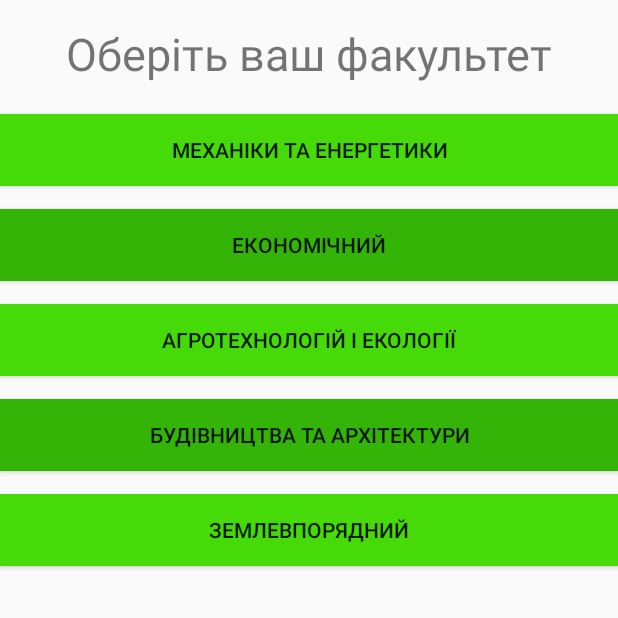
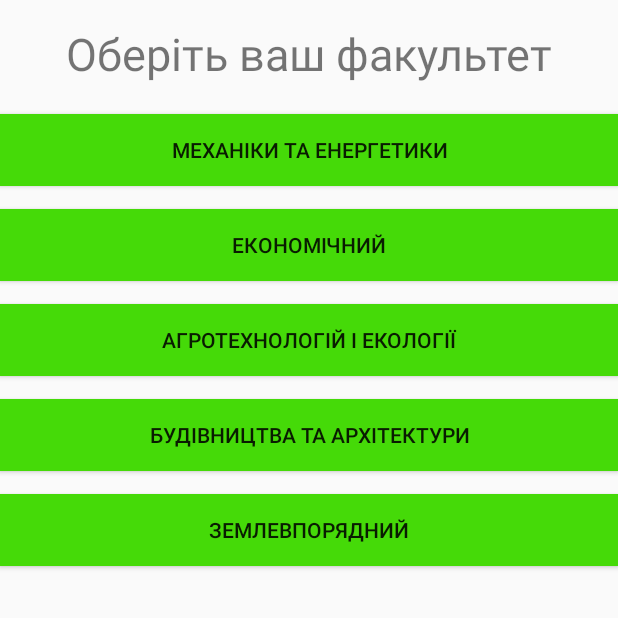
Before and after one commit to OliferEugene/Project.LNAU24, an Android app: the FacultyChoiceActivity screen opened directly, with no data from a screen before it, on a phone screen of 412 x 824 dp, the top half of it. Run offline under Robolectric (Android 15) with nearby library versions, the phone set to English and light mode, and no system bars.

Commit message:
1. GUI fixes. LNAU24 v.0.2.1

```diff
--- a/app/src/main/res/layout/activity_action_choice.xml
+++ b/app/src/main/res/layout/activity_action_choice.xml
@@ -75,7 +75,7 @@
                 android:layout_height="wrap_content"
                 android:layout_gravity="center"
                 android:layout_marginBottom="16sp"
-                android:background="#34B406"
+                android:background="#45DA08"
                 android:minWidth="250dip"
                 android:text="Завдання" />
 
--- a/app/src/main/res/layout/activity_faculty_choice.xml
+++ b/app/src/main/res/layout/activity_faculty_choice.xml
@@ -42,7 +42,7 @@
                 android:layout_width="match_parent"
                 android:layout_height="wrap_content"
                 android:layout_marginBottom="15sp"
-                android:background="#34B406"
+                android:background="#45DA08"
                 android:text="Економічний" />
 
             <Button
@@ -58,7 +58,7 @@
                 android:layout_width="match_parent"
                 android:layout_height="wrap_content"
                 android:layout_marginBottom="15sp"
-                android:background="#34B406"
+                android:background="#45DA08"
                 android:text="Будівництва та архітектури" />
 
             <Button
--- a/build.gradle
+++ b/build.gradle
@@ -7,7 +7,7 @@ buildscript {
 
     }
     dependencies {
-        classpath 'com.android.tools.build:gradle:3.5.0'
+        classpath 'com.android.tools.build:gradle:3.5.3'
         classpath 'com.apollographql.apollo:apollo-gradle-plugin:1.0.0'
 
         // NOTE: Do not place your application dependencies here; they belong
```
